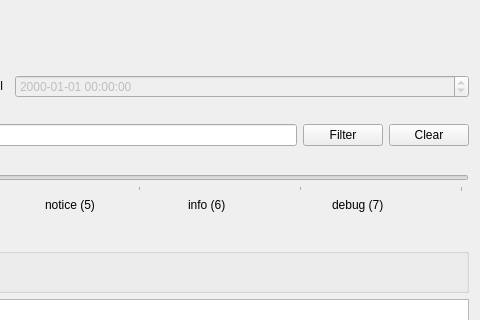
Above: ui/showbootlog.ui from pentix/qjournalctl before the change; both pictures show x 684 to 1164 and y 0 to 320 of the 1164 by 632 pixel window. Below: the same form after it.
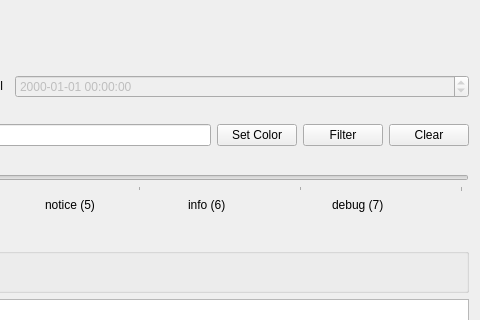
That is the form after the change. Icons and pictures are not drawn.

Commit message: Adding the colorize output feature.

Diff of the .ui file:
```diff
--- a/ui/showbootlog.ui
+++ b/ui/showbootlog.ui
@@ -243,6 +243,16 @@
          </property>
         </widget>
        </item>
+       <item>
+        <widget class="QPushButton" name="selectColorButton">
+         <property name="focusPolicy">
+          <enum>Qt::NoFocus</enum>
+         </property>
+         <property name="text">
+          <string>Set Color</string>
+         </property>
+        </widget>
+       </item>
        <item>
         <widget class="QPushButton" name="filterButton">
          <property name="focusPolicy">
```
The commit also changes 2 other files.
